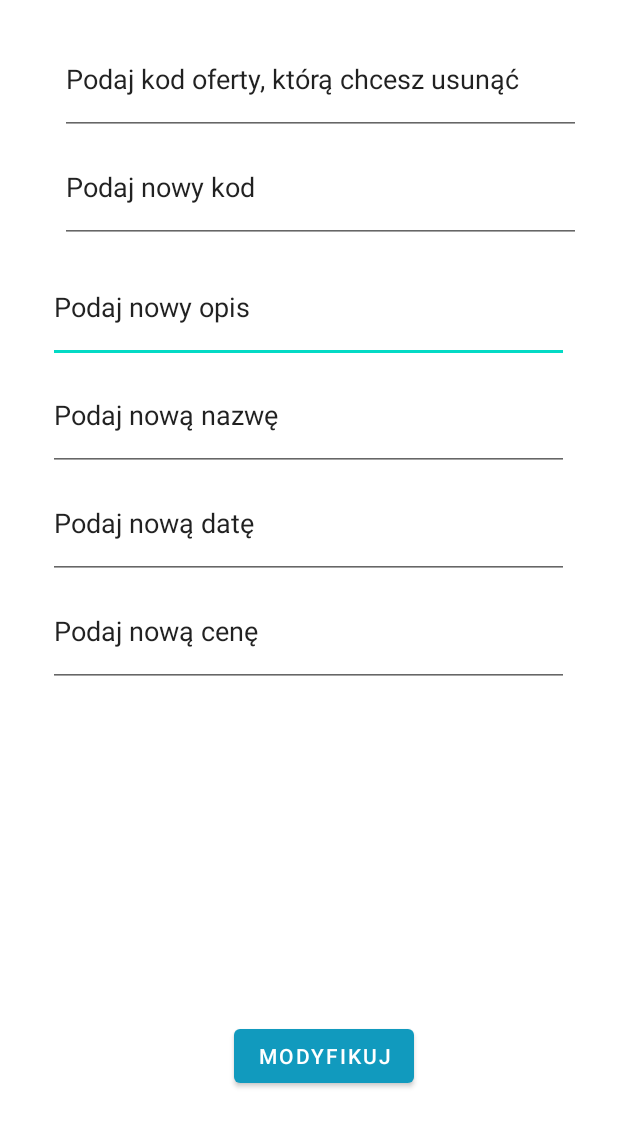
After one commit to Timhello1/IOProject, an Android app: the fragment UpdateOffer shown on its own in the app's theme, on a phone screen of 412 x 824 dp. The commit adds this screen. Shown: the top 1127 px of the screen. Run offline under Robolectric (Android 15) with nearby library versions, the phone set to English and light mode, and no system bars; our stand-ins replace Firebase (no records; nobody signed in at launch, a user with empty details on screens opened directly).

Commit message:
product_offer_database_add

```diff
--- /dev/null
+++ b/app/src/main/java/com/example/ioproject/fragmentsForFutureUse/UpdateOffer.java
@@ -0,0 +1,84 @@
+package com.example.ioproject.fragmentsForFutureUse;
+
+import android.os.Bundle;
+
+import androidx.annotation.NonNull;
+import androidx.fragment.app.Fragment;
+
+import android.view.LayoutInflater;
+import android.view.View;
+import android.view.ViewGroup;
+import android.widget.Button;
+import android.widget.EditText;
+import android.widget.Toast;
+
+import com.example.ioproject.R;
+import com.google.android.gms.tasks.OnCompleteListener;
+import com.google.android.gms.tasks.Task;
+import com.google.firebase.firestore.DocumentReference;
+import com.google.firebase.firestore.FirebaseFirestore;
+
+import java.util.HashMap;
+import java.util.Map;
+
+
+public class UpdateOffer extends Fragment {
+
+    private EditText codeEditText, nameEditText, dateEditText, descEditText, priceEditText;
+    private Button updateButton;
+    private FirebaseFirestore firestore;
+
+    @Override
+    public View onCreateView(LayoutInflater inflater, ViewGroup container,
+                             Bundle savedInstanceState) {
+        View view = inflater.inflate(R.layout.fragment_update_offer, container, false);
+
+        codeEditText = view.findViewById(R.id.editTextTextPersonName12);
+        nameEditText = view.findViewById(R.id.editTextTextPersonName15);
+        dateEditText = view.findViewById(R.id.editTextTextPersonName16);
+        descEditText = view.findViewById(R.id.editTextTextPersonName14);
+        priceEditText = view.findViewById(R.id.editTextTextPersonName17);
+        updateButton = view.findViewById(R.id.button9);
+        firestore = FirebaseFirestore.getInstance();
+
+        updateButton.setOnClickListener(new View.OnClickListener() {
+            @Override
+            public void onClick(View v) {
+                updateDocument();
+            }
+        });
+
+        return view;
+    }
+    private void updateDocument() {
+        String code = codeEditText.getText().toString().trim();
+        String updatedName = nameEditText.getText().toString().trim();
+        String updatedDate = dateEditText.getText().toString().trim();
+        String updatedDesc = descEditText.getText().toString().trim();
+        String updatedPrice = priceEditText.getText().toString().trim();
+
+        if (!code.isEmpty()) {
+            DocumentReference documentReference = firestore.collection("offers").document(code);
+
+            Map<String, Object> updatedData = new HashMap<>();
+            updatedData.put("Name", updatedName);
+            updatedData.put("Date", updatedDate);
+            updatedData.put("Description", updatedDesc);
+            updatedData.put("Price", updatedPrice);
+
+            documentReference.update(updatedData)
+                    .addOnCompleteListener(new OnCompleteListener<Void>() {
+                        @Override
+                        public void onComplete(@NonNull Task<Void> task) {
+                            if (task.isSuccessful()) {
+                                Toast.makeText(getActivity(), "Document updated successfully", Toast.LENGTH_SHORT).show();
+                            } else {
+                                Toast.makeText(getActivity(), "Failed to update document", Toast.LENGTH_SHORT).show();
+                            }
+                        }
+                    });
+        } else {
+            Toast.makeText(getActivity(), "Please enter a code", Toast.LENGTH_SHORT).show();
+        }
+    }
+}
--- /dev/null
+++ b/app/src/main/res/layout/fragment_update_offer.xml
@@ -0,0 +1,92 @@
+<?xml version="1.0" encoding="utf-8"?>
+<androidx.constraintlayout.widget.ConstraintLayout xmlns:android="http://schemas.android.com/apk/res/android"
+    xmlns:app="http://schemas.android.com/apk/res-auto"
+    xmlns:tools="http://schemas.android.com/tools"
+    android:id="@+id/frameLayout13"
+    android:layout_width="match_parent"
+    android:layout_height="match_parent"
+    tools:context=".fragmentsForFutureUse.UpdateOffer">
+
+    <EditText
+        android:id="@+id/editTextTextPersonName14"
+        android:layout_width="347dp"
+        android:layout_height="74dp"
+        android:layout_marginStart="32dp"
+        android:layout_marginTop="168dp"
+        android:ems="10"
+        android:inputType="textPersonName"
+        android:text="@string/update_desc"
+        app:layout_constraintStart_toStartOf="parent"
+        app:layout_constraintTop_toTopOf="parent" />
+
+    <EditText
+        android:id="@+id/editTextTextPersonName15"
+        android:layout_width="347dp"
+        android:layout_height="74dp"
+        android:layout_marginStart="32dp"
+        android:layout_marginTop="240dp"
+        android:ems="10"
+        android:inputType="textPersonName"
+        android:text="@string/update_name"
+        app:layout_constraintStart_toStartOf="parent"
+        app:layout_constraintTop_toTopOf="parent" />
+
+    <EditText
+        android:id="@+id/editTextTextPersonName16"
+        android:layout_width="347dp"
+        android:layout_height="74dp"
+        android:layout_marginStart="32dp"
+        android:layout_marginTop="312dp"
+        android:ems="10"
+        android:inputType="textPersonName"
+        android:text="@string/update_date"
+        app:layout_constraintStart_toStartOf="parent"
+        app:layout_constraintTop_toTopOf="parent" />
+
+    <EditText
+        android:id="@+id/editTextTextPersonName17"
+        android:layout_width="347dp"
+        android:layout_height="74dp"
+        android:layout_marginStart="32dp"
+        android:layout_marginTop="384dp"
+        android:ems="10"
+        android:inputType="textPersonName"
+        android:text="@string/update_price"
+        app:layout_constraintStart_toStartOf="parent"
+        app:layout_constraintTop_toTopOf="parent" />
+
+    <EditText
+        android:id="@+id/editTextTextPersonName11"
+        android:layout_width="347dp"
+        android:layout_height="74dp"
+        android:layout_marginStart="40dp"
+        android:layout_marginTop="16dp"
+        android:ems="10"
+        android:inputType="textPersonName"
+        android:text="@string/delete_code"
+        app:layout_constraintStart_toStartOf="parent"
+        app:layout_constraintTop_toTopOf="parent" />
+
+    <EditText
+        android:id="@+id/editTextTextPersonName12"
+        android:layout_width="347dp"
+        android:layout_height="74dp"
+        android:layout_marginStart="40dp"
+        android:layout_marginTop="88dp"
+        android:ems="10"
+        android:inputType="textPersonName"
+        android:text="@string/update_code"
+        app:layout_constraintStart_toStartOf="parent"
+        app:layout_constraintTop_toTopOf="parent" />
+
+    <Button
+        android:id="@+id/button9"
+        android:layout_width="wrap_content"
+        android:layout_height="wrap_content"
+        android:layout_marginStart="156dp"
+        android:layout_marginBottom="96dp"
+        android:text="@string/update"
+        app:layout_constraintBottom_toBottomOf="parent"
+        app:layout_constraintStart_toStartOf="parent" />
+
+</androidx.constraintlayout.widget.ConstraintLayout>
--- a/app/src/main/res/values/strings.xml
+++ b/app/src/main/res/values/strings.xml
@@ -22,4 +22,15 @@
     <string name="old_price">3600 zł</string>
     <string name="serial_code">Podaj kod seryjny admina</string>
     <string name="product_name">Podaj nazwę produktu</string>
+    <string name="delete_name">Podaj nazwę produktu, który chcesz usunąć</string>
+    <string name="delete_code">Podaj kod oferty, którą chcesz usunąć</string>
+    <string name="update_name">Podaj nową nazwę</string>
+    <string name="update_price">Podaj nową cenę</string>
+    <string name="update_desc">Podaj nowy opis</string>
+    <string name="update_stock">Podaj nową ilość produktu</string>
+    <string name="update_type">Podaj nowy typ produktu</string>
+    <string name="update_code">Podaj nowy kod</string>
+    <string name="update_date">Podaj nową datę</string>
+    <string name="delete">Usuń</string>
+    <string name="update">Modyfikuj</string>
 </resources>
```
Also changed, not shown: app/src/main/java/com/example/ioproject/fragmentsForFutureUse/DeleteOffer.java (added, +75 -0 lines), app/src/main/java/com/example/ioproject/fragmentsForFutureUse/DeleteProduct.java (added, +75 -0 lines), app/src/main/java/com/example/ioproject/fragmentsForFutureUse/UpdateProduct.java (added, +83 -0 lines), app/src/main/java/com/example/ioproject/user/user.java (+28 -0 lines), app/src/main/res/layout/fragment_delete_offer.xml (added, +31 -0 lines), app/src/main/res/layout/fragment_delete_product.xml (added, +31 -0 lines), app/src/main/res/layout/fragment_update_product.xml (added, +91 -0 lines).
